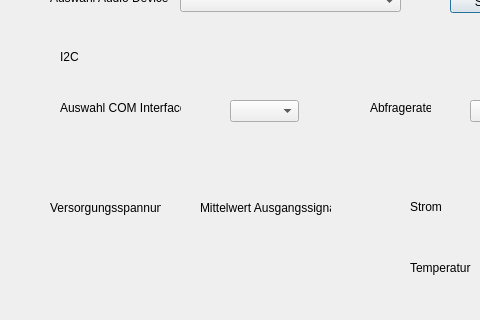
Above: GUI_SPDIF.ui from chipmuenk/audio_control before the change; both pictures show x 0 to 480 and y 350 to 670 of the 759 by 906 pixel window. Below: the same form after it.
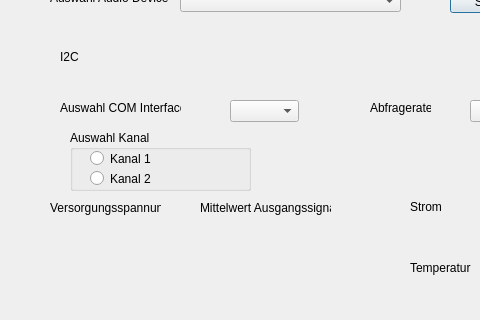
That is the form after the change. Custom widgets are drawn as their Qt base class.

Commit message: 2nd channel added

The edit to the form file:
```diff
--- a/GUI_SPDIF.ui
+++ b/GUI_SPDIF.ui
@@ -422,6 +422,45 @@
     </rect>
    </property>
   </widget>
+  <widget class="QGroupBox" name="groupBox">
+   <property name="geometry">
+    <rect>
+     <x>70</x>
+     <y>480</y>
+     <width>181</width>
+     <height>61</height>
+    </rect>
+   </property>
+   <property name="title">
+    <string>Auswahl Kanal</string>
+   </property>
+   <widget class="QRadioButton" name="radioButton_Kanal1">
+    <property name="geometry">
+     <rect>
+      <x>20</x>
+      <y>20</y>
+      <width>82</width>
+      <height>17</height>
+     </rect>
+    </property>
+    <property name="text">
+     <string>Kanal 1</string>
+    </property>
+   </widget>
+   <widget class="QRadioButton" name="radioButton_Kanal2">
+    <property name="geometry">
+     <rect>
+      <x>20</x>
+      <y>40</y>
+      <width>82</width>
+      <height>17</height>
+     </rect>
+    </property>
+    <property name="text">
+     <string>Kanal 2</string>
+    </property>
+   </widget>
+  </widget>
  </widget>
  <customwidgets>
   <customwidget>
```
The commit also changes 2 other files.
